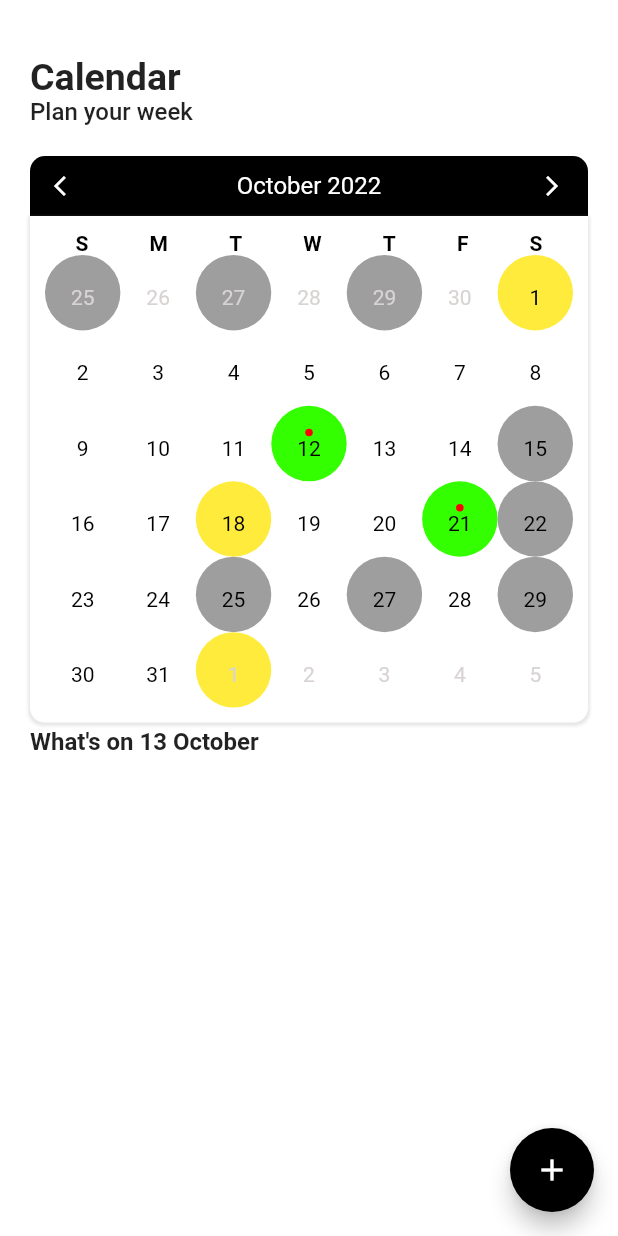
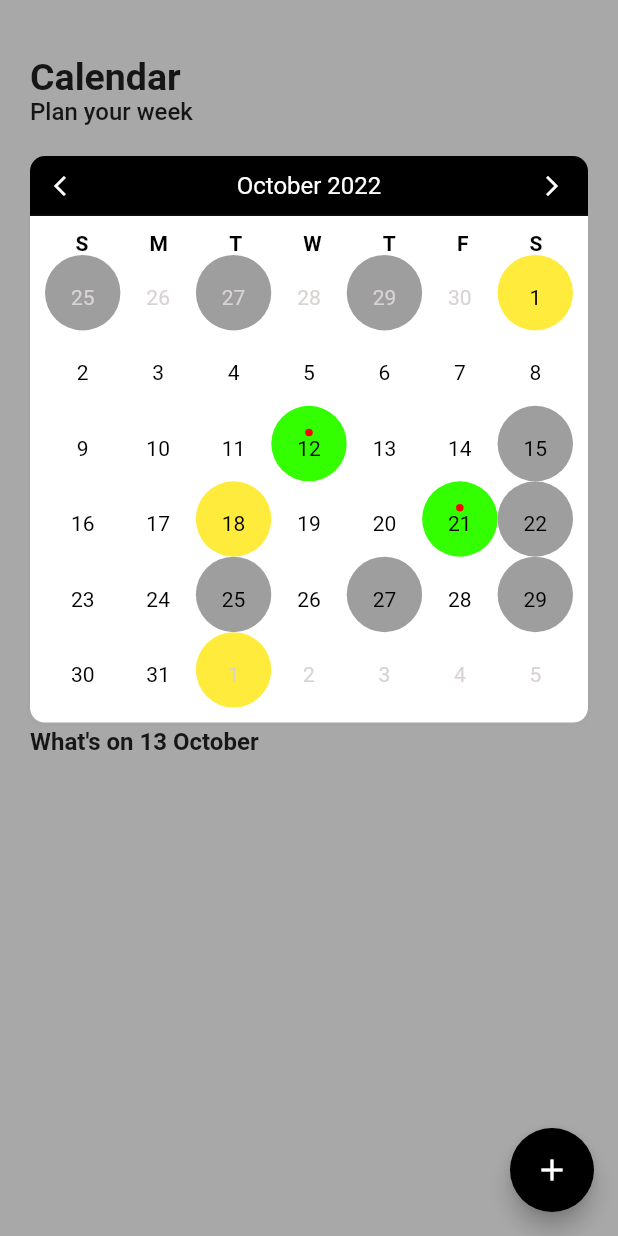
Before and after one commit to AsliddinToshtemirov/custom_calendar, a Flutter app: the screen it shows after launch, on a phone screen of 412 x 824 dp. Run offline on Flutter 3.47's test engine with Material 2 defaults, Android fonts, the phone set to English and light mode, and no system bars; our stand-ins replace dio, flutter_riverpod; network calls fail.

Commit message:
background color changed

```diff
--- a/lib/presentation/pages/calendar_page.dart
+++ b/lib/presentation/pages/calendar_page.dart
@@ -21,7 +21,7 @@ class _CalendarPageState extends State<CalendarPage> {
   Widget build(BuildContext context) {
     final days = AppUtils.getDayByMonth(selectedMonth);
     return Scaffold(
-      backgroundColor: Colors.white,
+      backgroundColor: Colors.grey.withOpacity(0.9),
       body: SingleChildScrollView(
         child: Padding(
           padding: const EdgeInsets.all(20),
```
